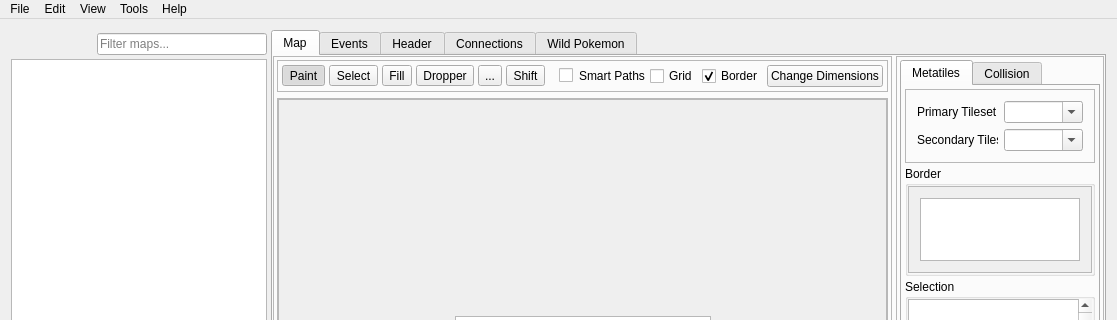
huderlem/porymap, file forms/mainwindow.ui: the form before one commit; both pictures show x 0 to 1117 and y 0 to 320 of the 1117 by 788 pixel window.
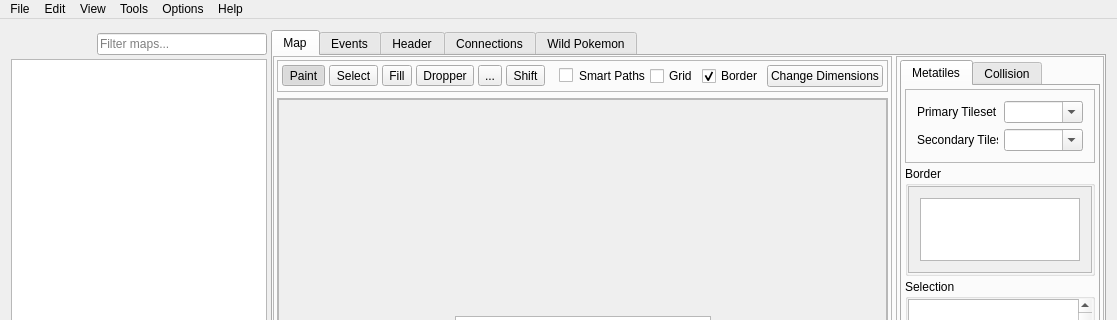
The form after the commit. Icons and pictures are not drawn. Custom widgets are drawn as their Qt base class.

```diff
--- a/forms/mainwindow.ui
+++ b/forms/mainwindow.ui
@@ -2935,10 +2935,19 @@
     </property>
     <addaction name="actionAbout_Porymap"/>
    </widget>
+   <widget class="QMenu" name="menuOptions">
+    <property name="title">
+     <string>Options</string>
+    </property>
+    <addaction name="actionUse_Encounter_Json"/>
+    <addaction name="actionMonitor_Project_Files"/>
+    <addaction name="actionUse_Poryscript"/>
+   </widget>
    <addaction name="menuFile"/>
    <addaction name="menuEdit"/>
    <addaction name="menuView"/>
    <addaction name="menuTools"/>
+   <addaction name="menuOptions"/>
    <addaction name="menuHelp"/>
   </widget>
   <widget class="QStatusBar" name="statusBar"/>
```
Left out of the diff: 26 changed lines with no effect on the pictures.
